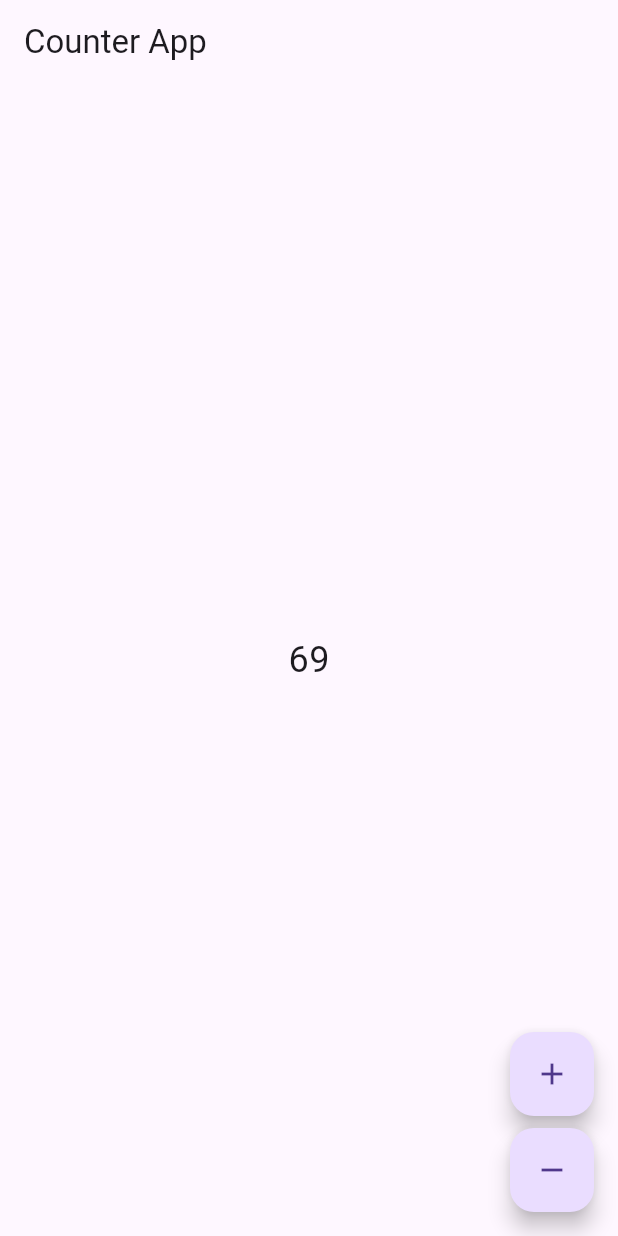
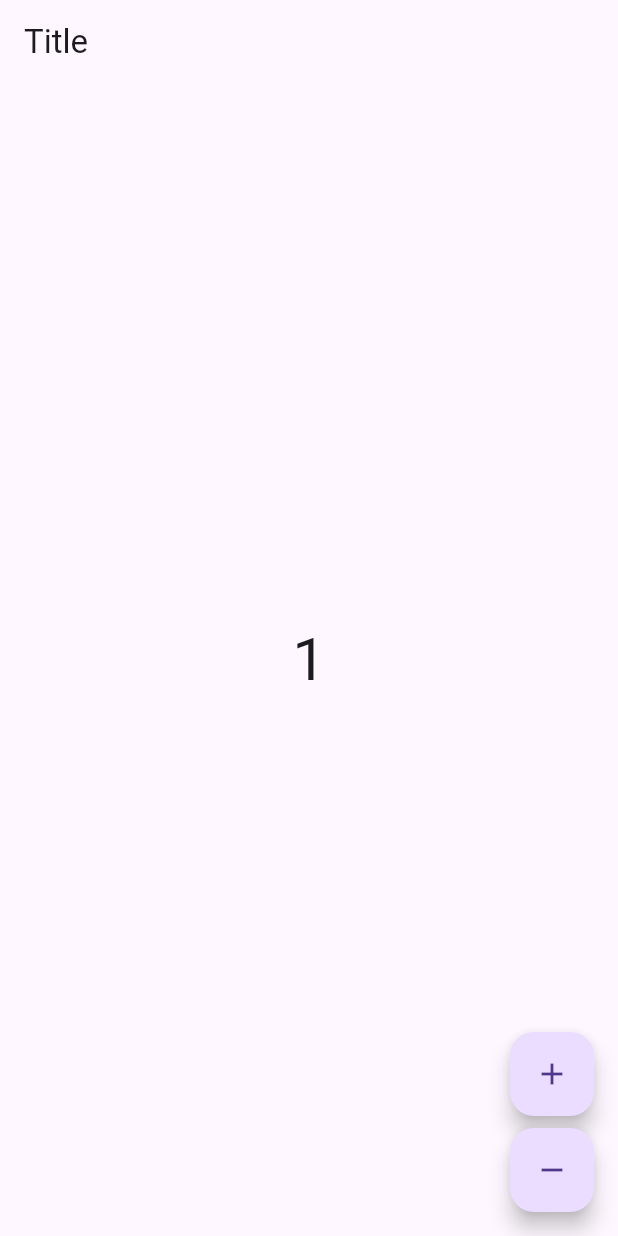
Before and after one commit to raziruu/riverpod_test, a Flutter app: the screen it shows after launch, after a tap on the "add" icon, on a phone screen of 412 x 824 dp. Run offline on Flutter 3.47's test engine with Material 3 defaults, Android fonts, the phone set to English and light mode, and no system bars; our stand-ins replace flutter_riverpod.

Commit message:
part 2 final

```diff
--- a/lib/app/app.dart
+++ b/lib/app/app.dart
@@ -6,8 +6,8 @@ class App extends StatelessWidget {
 
   @override
   Widget build(BuildContext context) {
-    return MaterialApp(
-        home: CounterView(),
+    return const MaterialApp(
+      home: CounterView(),
     );
   }
 }
--- a/lib/view/counter_view.dart
+++ b/lib/view/counter_view.dart
@@ -1,36 +1,44 @@
 import 'package:flutter/material.dart';
 import 'package:flutter_riverpod/flutter_riverpod.dart';
+import 'package:riverpod_test/view_model/counter_view_model.dart';
 
-//   create a provider
-final appbarTitleProvider = Provider<String>((ref) => 'Counter App');
-final counterProvider = StateProvider<int>((ref) {
-  return 69;
-});
+//Create a provider
+final appBarTitleProvider = Provider<String>((ref) => 'Title');
 
-class CounterView extends StatelessWidget {
+class CounterView extends ConsumerWidget {
   const CounterView({super.key});
 
   @override
-  Widget build(BuildContext context) {
+  Widget build(BuildContext context, WidgetRef ref) {
+    final value = ref.watch(counterViewModelProvider);
     return Scaffold(
-      appBar: AppBar(title: Consumer(builder: (_, ref, __) {
-        return Text(ref.read(appbarTitleProvider));
-      })),
+      appBar: AppBar(
+        title: Text(
+          ref.read(appBarTitleProvider),
+        ),
+      ),
       body: Center(
-        child: Consumer(builder: (_, ref, __) {
-          return Text(
-            ref.read(counterProvider).toString(),
-            style: const TextStyle(fontSize: 24),
-          );
-        }),
+        child: Text(
+          value.toString(),
+          style: const TextStyle(fontSize: 40),
+        ),
       ),
       floatingActionButton: Column(
         mainAxisAlignment: MainAxisAlignment.end,
         children: [
-          FloatingActionButton(onPressed: () {}, child: const Icon(Icons.add)),
+          FloatingActionButton(
+            onPressed: () {
+              ref.read(counterViewModelProvider.notifier).increment();
+            },
+            child: const Icon(Icons.add),
+          ),
           const SizedBox(height: 8),
           FloatingActionButton(
-              onPressed: () {}, child: const Icon(Icons.remove)),
+            onPressed: () {
+              ref.read(counterViewModelProvider.notifier).decrement();
+            },
+            child: const Icon(Icons.remove),
+          ),
         ],
       ),
     );
--- /dev/null
+++ b/lib/view_model/counter_view_model.dart
@@ -0,0 +1,22 @@
+import 'package:flutter_riverpod/flutter_riverpod.dart';
+
+//Provider
+final counterViewModelProvider =
+    StateNotifierProvider<CounterViewModel, int>((ref) {
+  return CounterViewModel();
+});
+
+class CounterViewModel extends StateNotifier<int> {
+  CounterViewModel() : super(0);
+
+//increment
+  void increment() {
+    state = state + 1;
+  }
+
+//decrement
+  void decrement() {
+    if (state == 0) return;
+    state = state - 1;
+  }
+}
```
